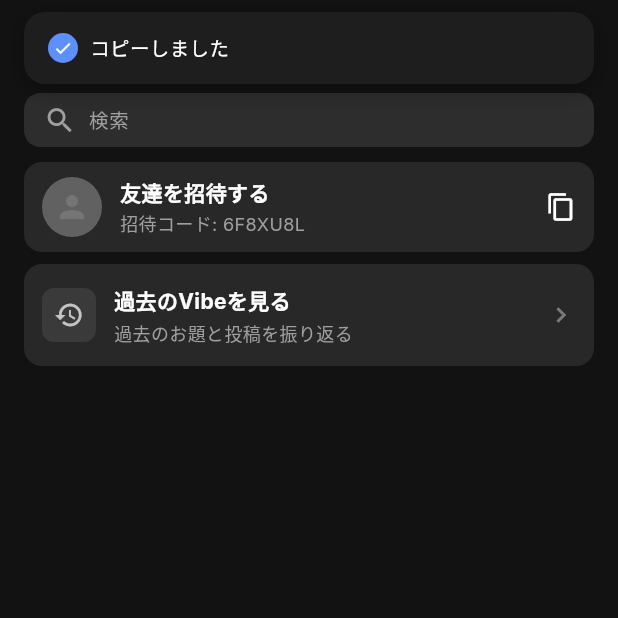
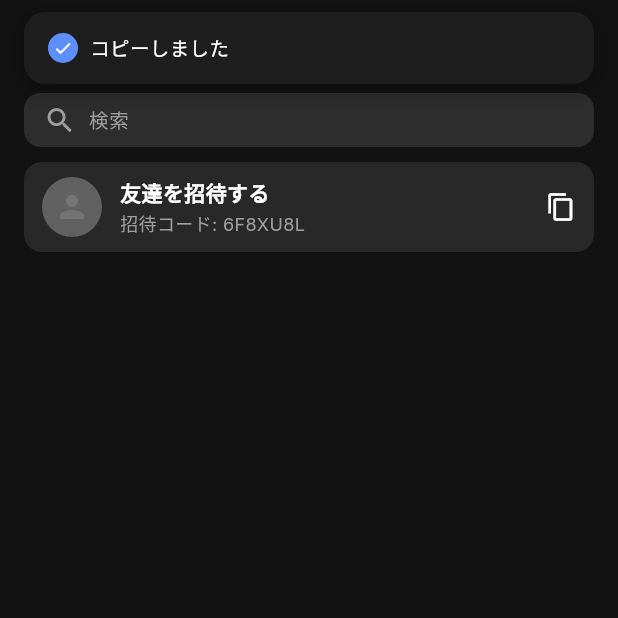
Before and after one commit to fifteens-dev/fifteen, a Flutter app: the SearchScreen screen opened directly, after a tap on "友達を招待する", on a phone screen of 412 x 824 dp, the top half of it. Run offline on Flutter 3.47's test engine with Material 3 defaults, Android fonts, the phone set to English and light mode, and no system bars; our stand-ins replace app_links, cached_network_image, camera, cloud_firestore, cloud_functions, firebase_auth and 12 more; missing offline and left inert: audio_session, flutter_web_auth_2, photo_manager, pull_down_button; accounts and stored records are empty.

Commit message:
検索画面: 「過去のVibeを見る」セクションを削除
Co-Authored-By: Claude Sonnet 4.6 <noreply@anthropic.com>

```diff
--- a/lib/screens/search_screen.dart
+++ b/lib/screens/search_screen.dart
@@ -14,7 +14,6 @@ import '../widgets/common/common.dart';
 import 'other_user_profile_screen.dart';
 import '../widgets/common/app_toast.dart';
 import 'campus_vibe_history_screen.dart';
-import 'vibe_history_screen.dart';
 import 'vibe_posts_list_screen.dart';
 
 /// 検索画面
@@ -287,7 +286,6 @@ class _SearchScreenState extends State<SearchScreen> {
                         SliverToBoxAdapter(child: _buildInviteCodeCard()),
                         if (_vibeTopics.isNotEmpty)
                           SliverToBoxAdapter(child: _buildVibeSection()),
-                        SliverToBoxAdapter(child: _buildVibeHistoryCard()),
                         const SliverFillRemaining(
                           hasScrollBody: false,
                           child: SizedBox.shrink(),
@@ -618,66 +616,6 @@ class _SearchScreenState extends State<SearchScreen> {
     );
   }
 
-  /// 過去のVibeを見るカード
-  Widget _buildVibeHistoryCard() {
-    return Padding(
-      padding: const EdgeInsets.fromLTRB(16, 4, 16, 0),
-      child: Container(
-        decoration: BoxDecoration(
-          color: const Color(0xFF282828),
-          borderRadius: BorderRadius.circular(12),
-        ),
-        child: Material(
-          color: Colors.transparent,
-          child: InkWell(
-            borderRadius: BorderRadius.circular(12),
-            onTap: () => Navigator.push(
-              context,
-              MaterialPageRoute(builder: (_) => const VibeHistoryScreen()),
-            ),
-            child: Padding(
-              padding: const EdgeInsets.symmetric(horizontal: 12, vertical: 14),
-              child: Row(
-                children: [
-                  Container(
-                    width: 36,
-                    height: 36,
-                    decoration: BoxDecoration(
-                      color: const Color(0xFF3A3A3A),
-                      borderRadius: BorderRadius.circular(8),
-                    ),
-                    child: const Icon(Icons.history, color: Colors.white70, size: 20),
-                  ),
-                  const SizedBox(width: 12),
-                  const Expanded(
-                    child: Column(
-                      crossAxisAlignment: CrossAxisAlignment.start,
-                      children: [
-                        Text(
-                          '過去のVibeを見る',
-                          style: TextStyle(
-                            color: Colors.white,
-                            fontSize: 14,
-                            fontWeight: FontWeight.bold,
-                          ),
-                        ),
-                        SizedBox(height: 2),
-                        Text(
-                          '過去のお題と投稿を振り返る',
-                          style: TextStyle(color: Color(0xFF9F9F9F), fontSize: 12),
-                        ),
-                      ],
-                    ),
-                  ),
-                  const Icon(Icons.chevron_right, color: Colors.white38, size: 20),
-                ],
-              ),
-            ),
-          ),
-        ),
-      ),
-    );
-  }
   /// 過去のCampusVibeを見るカード
   Widget _buildCampusVibeHistoryCard() {
     return Padding(
```
